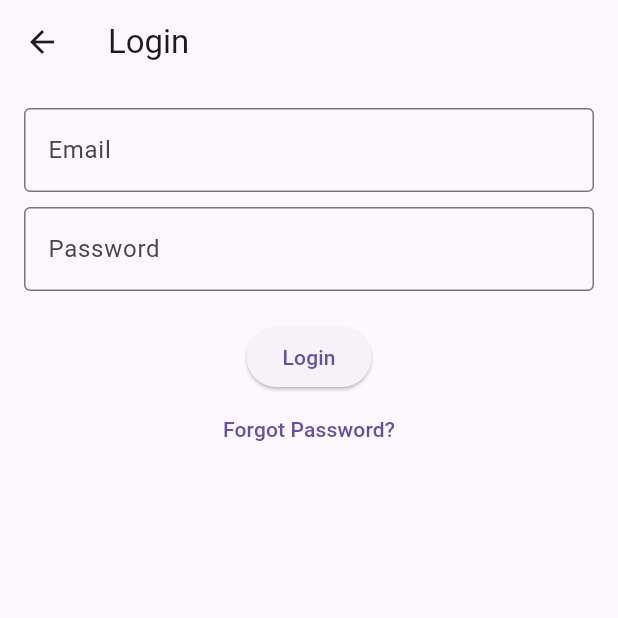
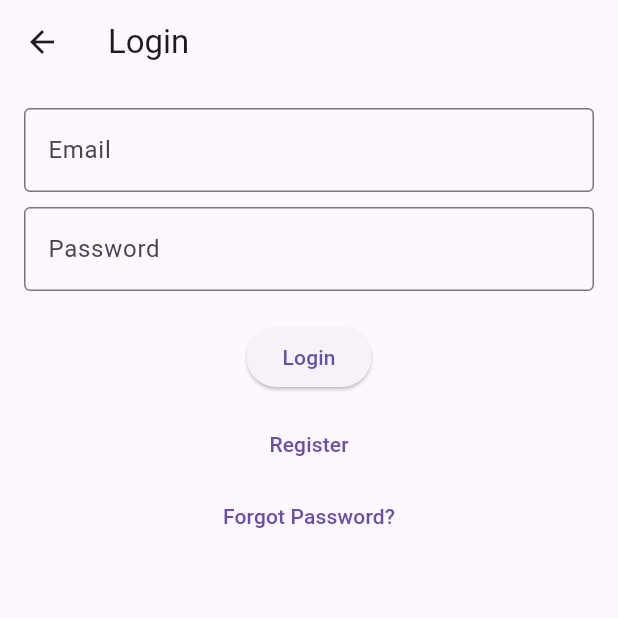
Before and after one commit to 0xgabrielpro/rentguardapp, a Flutter app: the screen it shows after launch, on a phone screen of 412 x 824 dp, the top half of it. Run offline on Flutter 3.47's test engine with Material 3 defaults, Android fonts, the phone set to English and light mode, and no system bars; our stand-ins replace shared_preferences.

Commit message:
add register btn

```diff
--- a/lib/screens/login_screen.dart
+++ b/lib/screens/login_screen.dart
@@ -1,6 +1,7 @@
 import 'package:flutter/material.dart';
 import 'package:rentguard/services/auth_service.dart';
 import 'package:rentguard/screens/forgot_password_screen.dart';
+import 'package:rentguard/screens/register_screen.dart';
 
 class LoginScreen extends StatefulWidget {
   @override
@@ -77,6 +78,16 @@ class _LoginScreenState extends State<LoginScreen> {
                     onPressed: _login,
                     child: Text('Login'),
                   ),
+            SizedBox(height: 10),
+            TextButton(
+              onPressed: () {
+                Navigator.push(
+                  context,
+                  MaterialPageRoute(builder: (context) => RegisterScreen()),
+                );
+              },
+              child: Text('Register'),
+            ),
             TextButton(
               onPressed: () {
                 Navigator.push(
```
